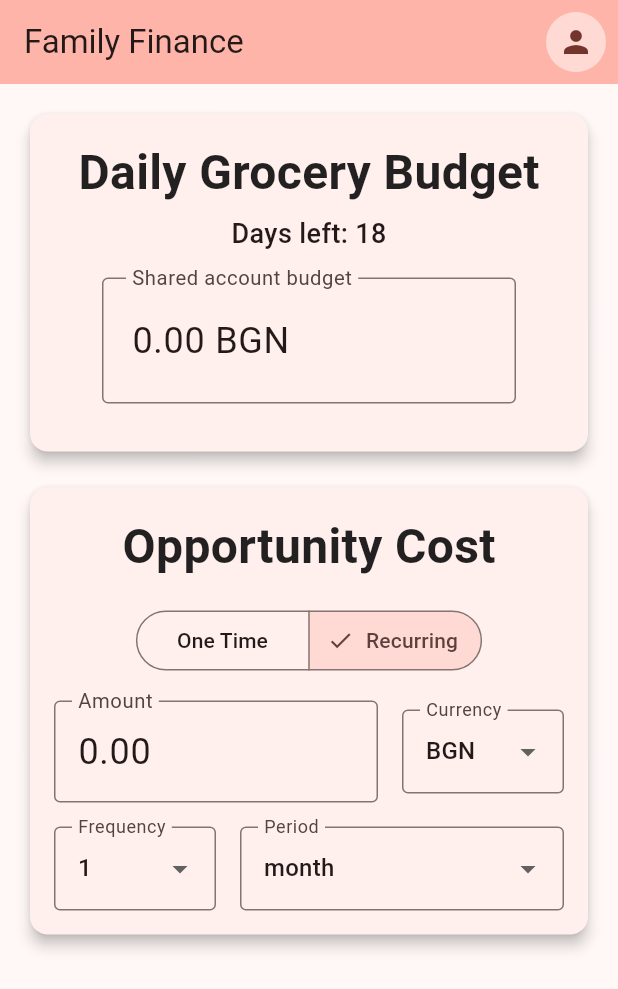
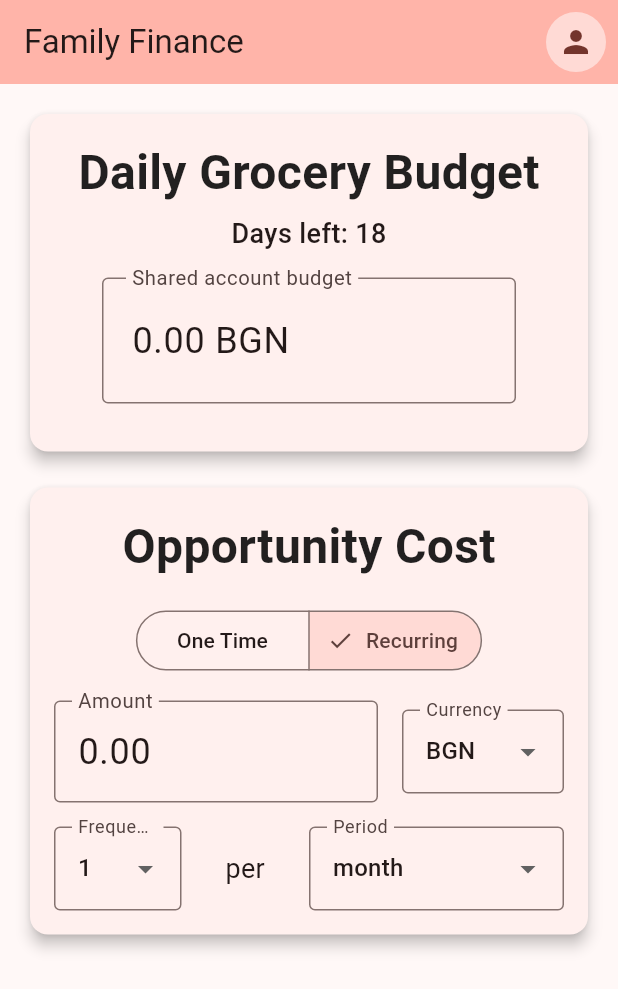
Before and after one commit to pfrenssen/fam-fin, a Flutter app: the screen it shows after launch, after a tap on "Recurring", on a phone screen of 412 x 824 dp. Shown: the top 989 px of the screen. Run offline on Flutter 3.47's test engine with Material 3 defaults, Android fonts, the phone set to English and light mode, and no system bars; our stand-ins replace extended_masked_text, image_picker, shared_preferences.

Commit message:
Clarify the recurring purchases are X per period.

```diff
--- a/lib/main.dart
+++ b/lib/main.dart
@@ -318,7 +318,14 @@ class _MyHomePageState extends State<MyHomePage> {
                                   },
                                 ),
                               ),
-                              const SizedBox(width: 16.0),
+                              const Expanded(
+                                flex: 1,
+                                child: Text(
+                                  'per',
+                                  textAlign: TextAlign.center,
+                                  style: TextStyle(fontSize: 18.0),
+                                ),
+                              ),
                               Expanded(
                                 flex: 2,
                                 child: DropdownButtonFormField<FrequencyPeriod>(
```
